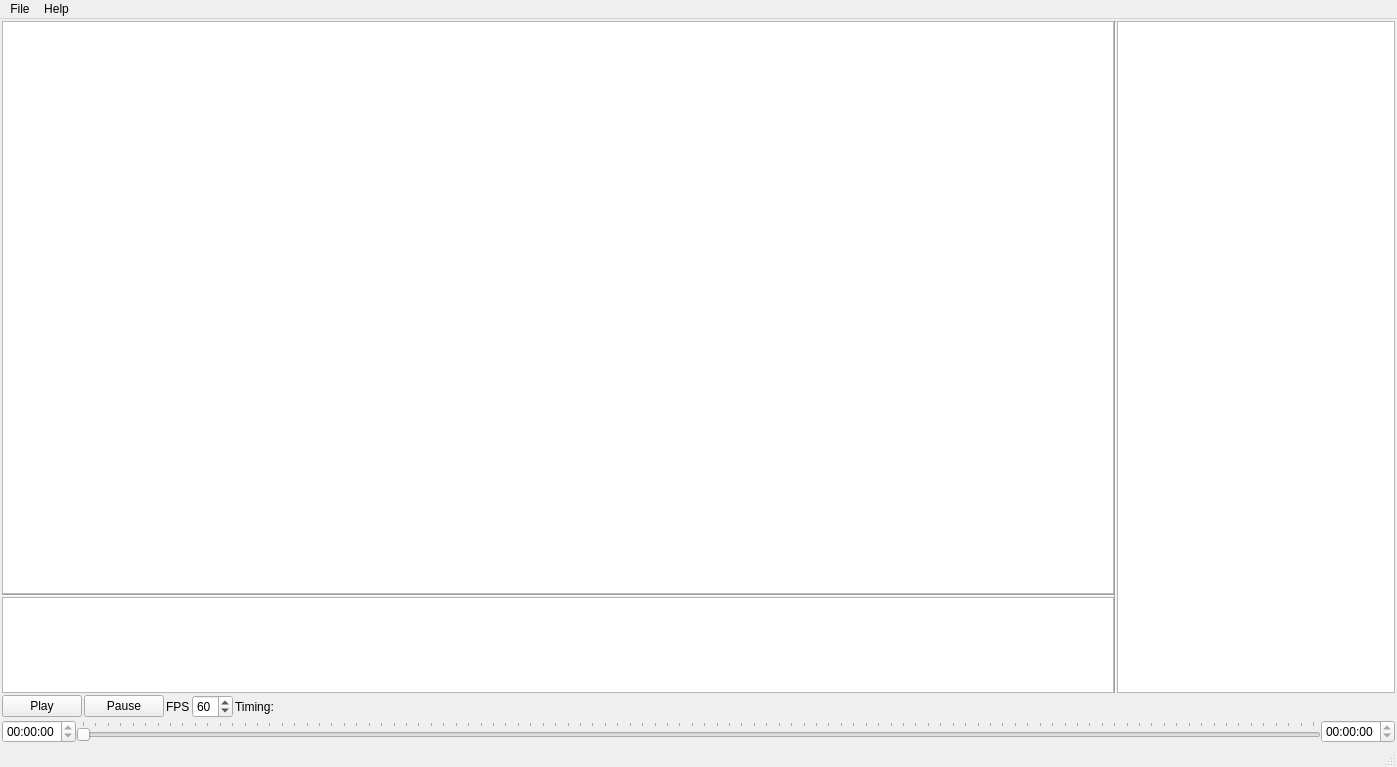
This is SpriteStudio/src/mainwindow.ui in oktailb/SpriteStudio as Qt 5 draws it before an edit. The edited form follows.
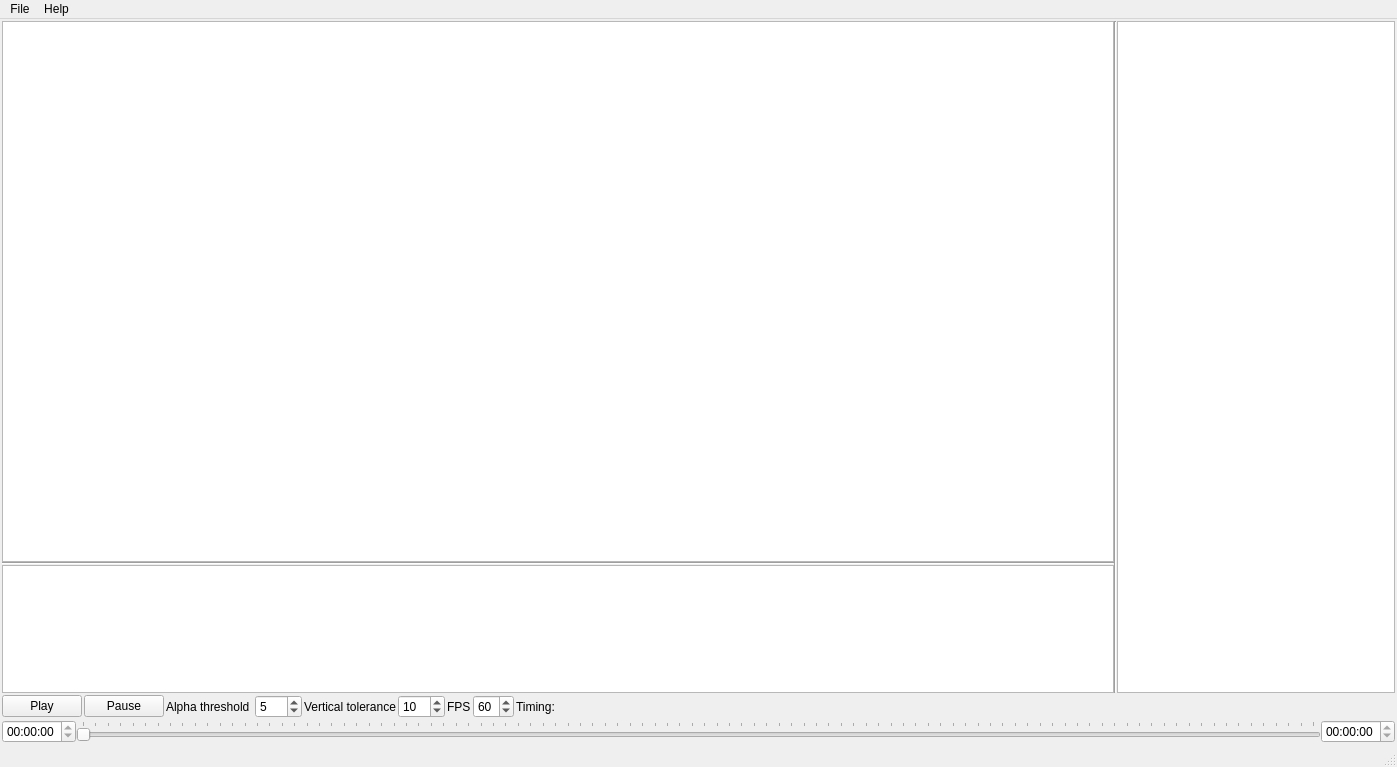
This is the edited form. Icons and pictures are not drawn.

Patch:
```diff
--- a/SpriteStudio/src/mainwindow.ui
+++ b/SpriteStudio/src/mainwindow.ui
@@ -88,13 +88,13 @@
           <property name="minimumSize">
            <size>
             <width>0</width>
-            <height>96</height>
+            <height>128</height>
            </size>
           </property>
           <property name="maximumSize">
            <size>
             <width>16777215</width>
-            <height>96</height>
+            <height>128</height>
            </size>
           </property>
           <property name="baseSize">
@@ -106,6 +106,9 @@
           <property name="acceptDrops">
            <bool>true</bool>
           </property>
+          <property name="horizontalScrollBarPolicy">
+           <enum>Qt::ScrollBarPolicy::ScrollBarAlwaysOff</enum>
+          </property>
           <property name="dragEnabled">
            <bool>true</bool>
           </property>
@@ -130,6 +133,9 @@
           <property name="uniformItemSizes">
            <bool>true</bool>
           </property>
+          <property name="itemAlignment">
+           <set>Qt::AlignmentFlag::AlignBaseline</set>
+          </property>
          </widget>
         </item>
        </layout>
@@ -172,6 +178,40 @@
         </property>
        </widget>
       </item>
+      <item>
+       <widget class="QLabel" name="label">
+        <property name="text">
+         <string>Alpha threshold </string>
+        </property>
+       </widget>
+      </item>
+      <item>
+       <widget class="QSpinBox" name="alphaThreshold">
+        <property name="maximum">
+         <number>255</number>
+        </property>
+        <property name="value">
+         <number>5</number>
+        </property>
+       </widget>
+      </item>
+      <item>
+       <widget class="QLabel" name="label_2">
+        <property name="text">
+         <string>Vertical tolerance</string>
+        </property>
+       </widget>
+      </item>
+      <item>
+       <widget class="QSpinBox" name="verticalTolerance">
+        <property name="maximum">
+         <number>999</number>
+        </property>
+        <property name="value">
+         <number>10</number>
+        </property>
+       </widget>
+      </item>
       <item>
        <widget class="QLabel" name="fpsLabel">
         <property name="text">
```
Left out of the diff: 4 changed lines with no effect on the pictures.
